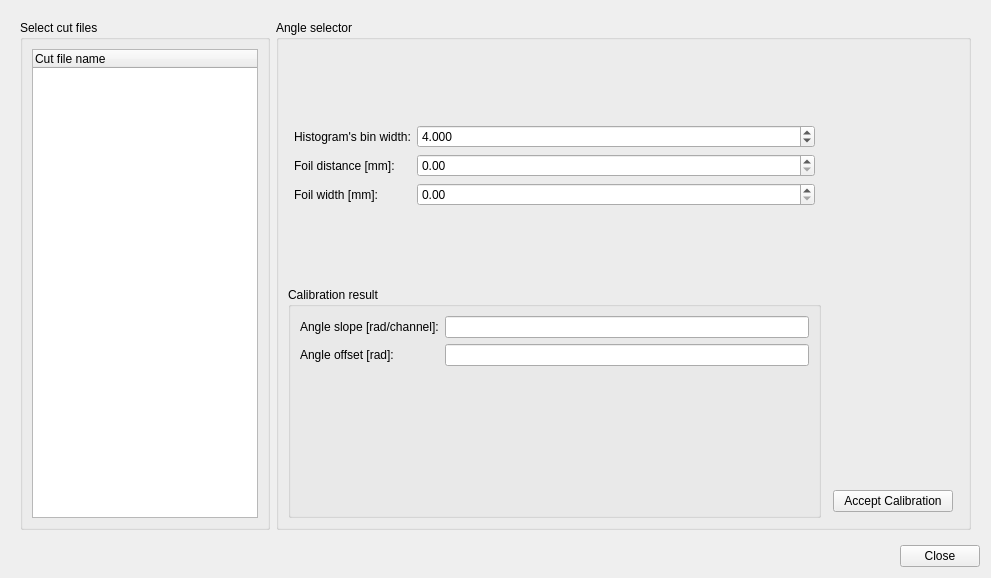
JYU-IBA/potku, file ui_files/ui_angle_calibration_dialog.ui: the form before one commit.
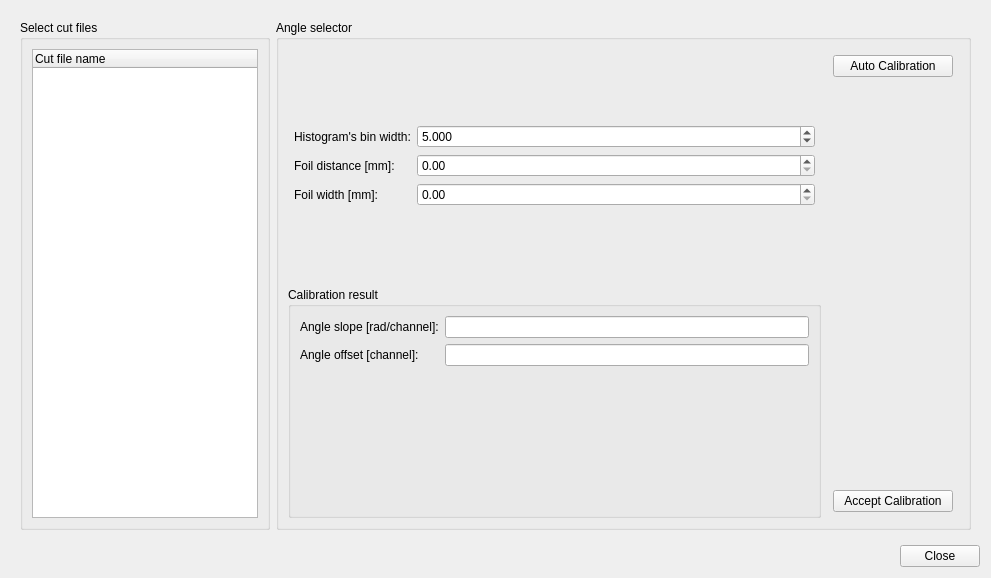
The form after the commit.

Commit message: Added automatic angle calibration

```diff
--- a/ui_files/ui_angle_calibration_dialog.ui
+++ b/ui_files/ui_angle_calibration_dialog.ui
@@ -154,7 +154,7 @@
                      <double>0.100000000000000</double>
                     </property>
                     <property name="value">
-                     <double>4.000000000000000</double>
+                     <double>5.000000000000000</double>
                     </property>
                    </widget>
                   </item>
@@ -212,7 +212,7 @@
                      <item row="1" column="0">
                       <widget class="QLabel" name="offsetLabel_3">
                        <property name="text">
-                        <string>Angle offset [rad]:</string>
+                        <string>Angle offset [channel]:</string>
                        </property>
                       </widget>
                      </item>
@@ -250,6 +250,16 @@
                 <property name="bottomMargin">
                  <number>6</number>
                 </property>
+                <item>
+                 <widget class="QPushButton" name="autoCalibrationButton">
+                  <property name="text">
+                   <string>Auto Calibration</string>
+                  </property>
+                  <property name="autoDefault">
+                   <bool>false</bool>
+                  </property>
+                 </widget>
+                </item>
                 <item>
                  <widget class="QLabel" name="acceptPointLabel">
                   <property name="minimumSize">
```
Left out of the diff: 14 changed lines with no effect on the pictures. The commit also changes 4 other files.
